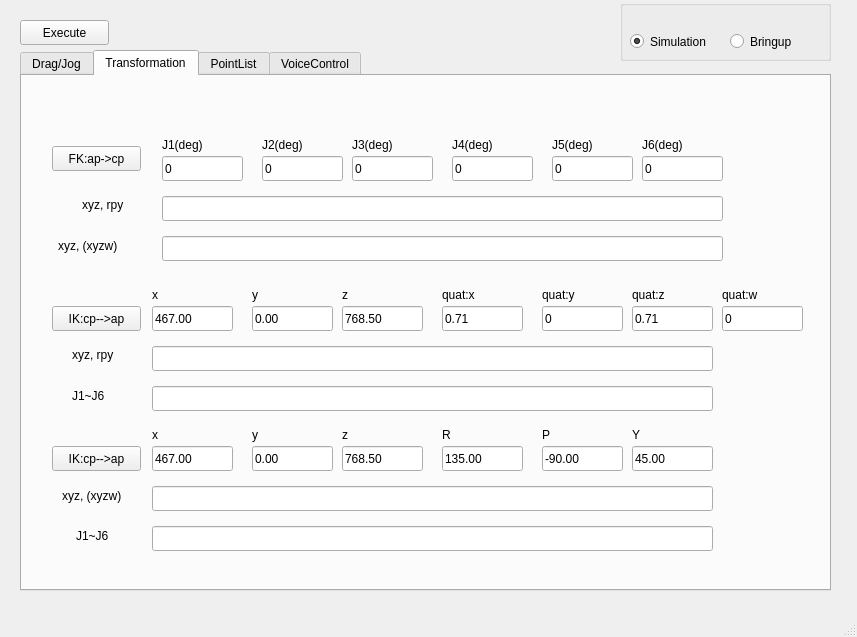
wumin199/KeMotion-ROS-Teach-Pendant, file rtp_gui/src/gui/mainwindow.ui: the form before one commit.
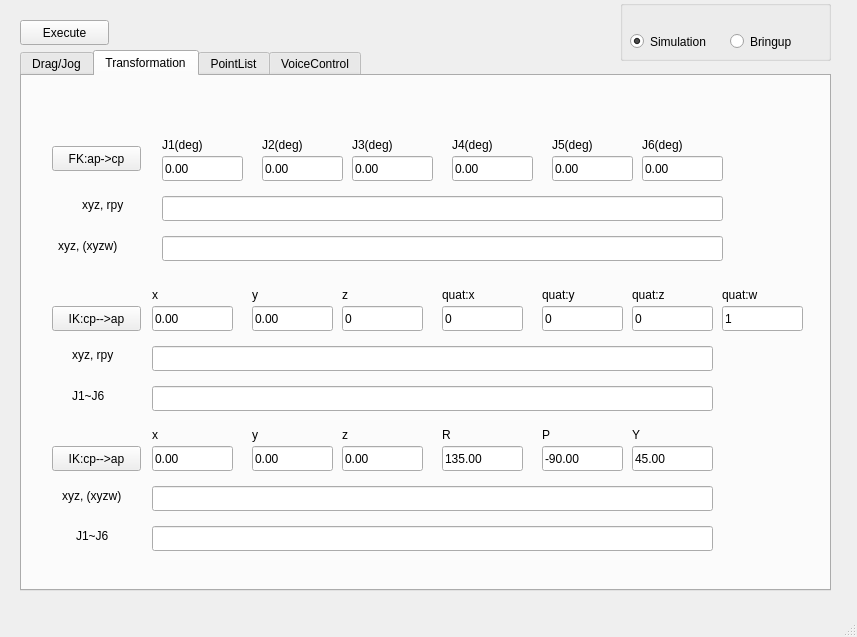
The form after the commit.

What changed in the file:
```diff
--- a/rtp_gui/src/gui/mainwindow.ui
+++ b/rtp_gui/src/gui/mainwindow.ui
@@ -863,7 +863,7 @@
        </rect>
       </property>
       <property name="text">
-       <string>0</string>
+       <string>0.00</string>
       </property>
      </widget>
      <widget class="QLabel" name="label_17">
@@ -902,7 +902,7 @@
        </rect>
       </property>
       <property name="text">
-       <string>0</string>
+       <string>0.00</string>
       </property>
      </widget>
      <widget class="QLabel" name="label_19">
@@ -928,7 +928,7 @@
        </rect>
       </property>
       <property name="text">
-       <string>0</string>
+       <string>0.00</string>
       </property>
      </widget>
      <widget class="QLabel" name="label_20">
@@ -954,7 +954,7 @@
        </rect>
       </property>
       <property name="text">
-       <string>0</string>
+       <string>0.00</string>
       </property>
      </widget>
      <widget class="QLabel" name="label_21">
@@ -980,7 +980,7 @@
        </rect>
       </property>
       <property name="text">
-       <string>0</string>
+       <string>0.00</string>
       </property>
      </widget>
      <widget class="QLabel" name="label_22">
@@ -1006,7 +1006,7 @@
        </rect>
       </property>
       <property name="text">
-       <string>0</string>
+       <string>0.00</string>
       </property>
      </widget>
      <widget class="QLineEdit" name="lineedit_fk_xyzrpy">
@@ -1084,7 +1084,7 @@
        </rect>
       </property>
       <property name="text">
-       <string>467.00</string>
+       <string>0.00</string>
       </property>
      </widget>
      <widget class="QLabel" name="label_27">
@@ -1136,7 +1136,7 @@
        </rect>
       </property>
       <property name="text">
-       <string>768.50</string>
+       <string>0</string>
       </property>
      </widget>
      <widget class="QLineEdit" name="lineedit_ik1_qz">
@@ -1149,7 +1149,7 @@
        </rect>
       </property>
       <property name="text">
-       <string>0.71</string>
+       <string>0</string>
       </property>
      </widget>
      <widget class="QLabel" name="label_29">
@@ -1201,7 +1201,7 @@
        </rect>
       </property>
       <property name="text">
-       <string>0.71</string>
+       <string>0</string>
       </property>
      </widget>
      <widget class="QLabel" name="label_31">
@@ -1240,7 +1240,7 @@
        </rect>
       </property>
       <property name="text">
-       <string>0</string>
+       <string>1</string>
       </property>
      </widget>
      <widget class="QPushButton" name="button_ik_2">
@@ -1266,7 +1266,7 @@
        </rect>
       </property>
       <property name="text">
-       <string>467.00</string>
+       <string>0.00</string>
       </property>
      </widget>
      <widget class="QLabel" name="label_33">
@@ -1409,7 +1409,7 @@
        </rect>
       </property>
       <property name="text">
-       <string>768.50</string>
+       <string>0.00</string>
       </property>
      </widget>
      <widget class="QLabel" name="label_25">
```
